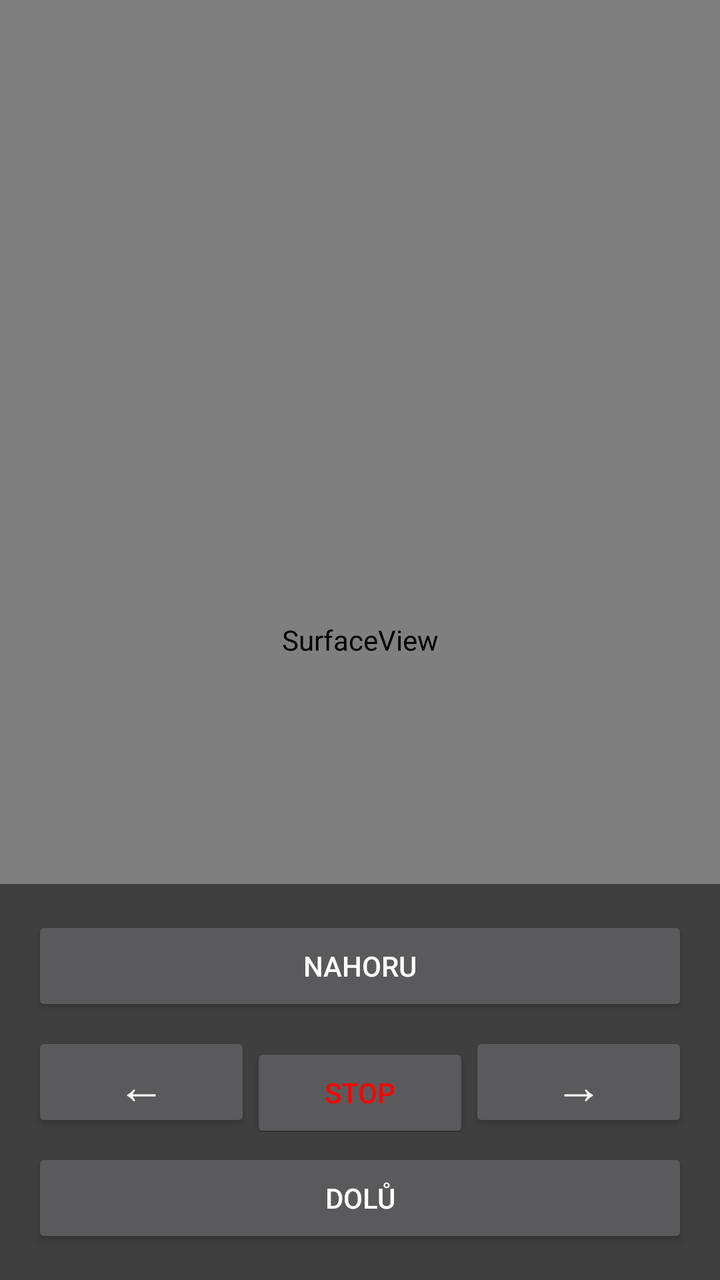
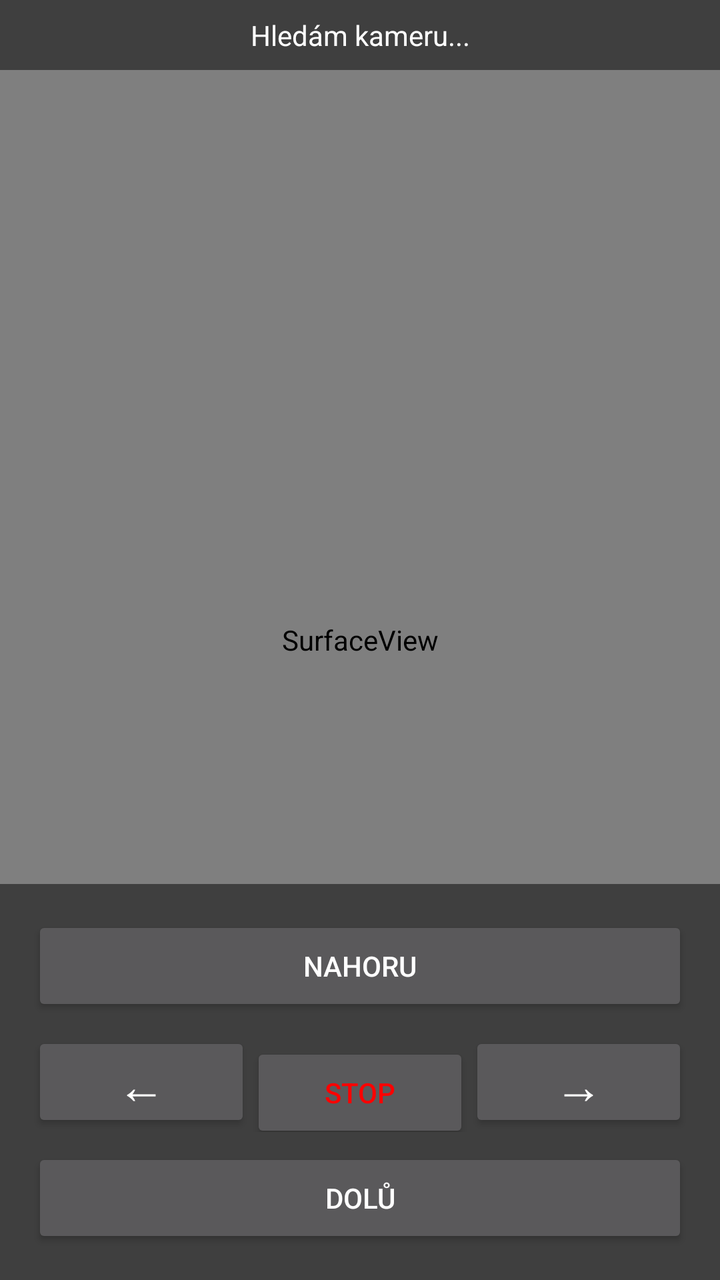

Two renders of the same Android screen: before a commit and after it. Below are the layout's source before the change and the commit's diff.
<!-- AndroidManifest.xml: application theme Theme.AppCompat.NoActionBar -->
<!-- res/layout/activity_main.xml -->
<?xml version="1.0" encoding="utf-8"?>
<RelativeLayout xmlns:android="http://schemas.android.com/apk/res/android"
    android:layout_width="match_parent"
    android:layout_height="match_parent"
    android:background="#000000">

    <SurfaceView
        android:id="@+id/surface_view"
        android:layout_width="match_parent"
        android:layout_height="match_parent" />

    <LinearLayout
        android:layout_width="match_parent"
        android:layout_height="wrap_content"
        android:layout_alignParentBottom="true"
        android:orientation="vertical"
        android:padding="16dp"
        android:background="#80000000">

        <Button
            android:id="@+id/btn_up"
            android:layout_width="match_parent"
            android:layout_height="50dp"
            android:text="NAHORU"
            android:textAllCaps="false"/>

        <LinearLayout
            android:layout_width="match_parent"
            android:layout_height="wrap_content"
            android:orientation="horizontal"
            android:layout_marginTop="8dp">

            <Button
                android:id="@+id/btn_left"
                android:layout_width="0dp"
                android:layout_height="50dp"
                android:layout_weight="1"
                android:text="←"
                android:textSize="24sp"/>

            <Button
                android:id="@+id/btn_stop"
                android:layout_width="0dp"
                android:layout_height="50dp"
                android:layout_weight="1"
                android:text="STOP"
                android:textColor="#FF0000"/>

            <Button
                android:id="@+id/btn_right"
                android:layout_width="0dp"
                android:layout_height="50dp"
                android:layout_weight="1"
                android:text="→"
                android:textSize="24sp"/>
        </LinearLayout>

        <Button
            android:id="@+id/btn_down"
            android:layout_width="match_parent"
            android:layout_height="50dp"
            android:text="DOLŮ"
            android:textAllCaps="false"
            android:layout_marginTop="8dp"/>

    </LinearLayout>
</RelativeLayout>
<!-- resources referenced by this layout -->
<resources>

</resources>

<!-- the commit's change to res/layout/activity_main.xml (unified diff, before → after) -->
@@ -8,6 +8,18 @@
         android:id="@+id/surface_view"
         android:layout_width="match_parent"
         android:layout_height="match_parent" />
+
+    <TextView
+        android:id="@+id/status_text"
+        android:layout_width="match_parent"
+        android:layout_height="wrap_content"
+        android:layout_alignParentTop="true"
+        android:background="#80000000"
+        android:gravity="center"
+        android:padding="8dp"
+        android:text="Hledám kameru..."
+        android:textColor="#FFFFFF"
+        android:textSize="14sp" />
 
     <LinearLayout
         android:layout_width="match_parent"
